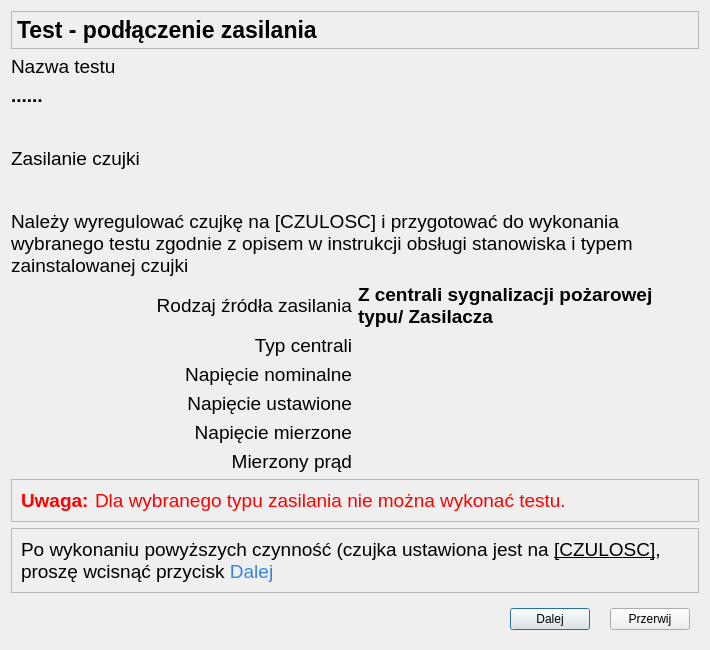
Qt form CzujkiLinioweApp/oknozasilaniaczujki.ui (wiacekmarcin/CzujkiLiniowe) before a commit.
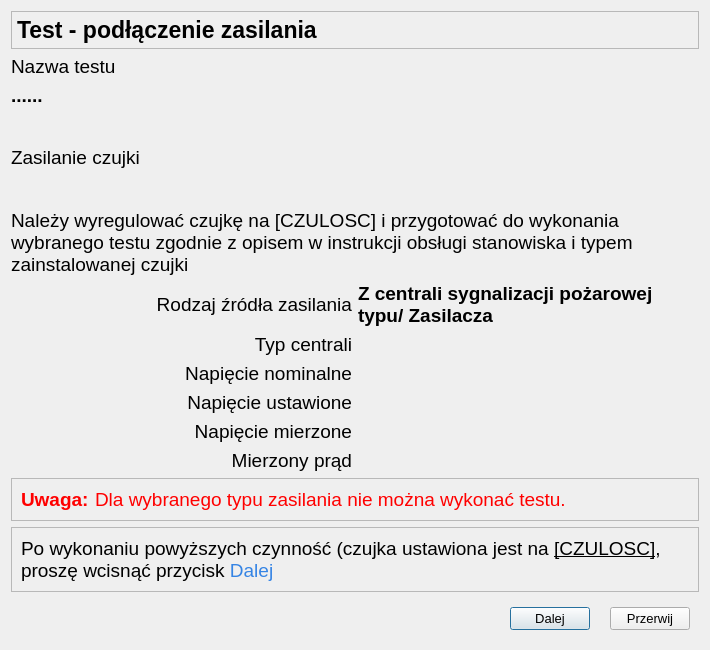
The same form after that commit. Icons and pictures are not drawn.

Patch:
```diff
--- a/CzujkiLinioweApp/oknozasilaniaczujki.ui
+++ b/CzujkiLinioweApp/oknozasilaniaczujki.ui
@@ -22,6 +22,12 @@
     <height>1200</height>
    </size>
   </property>
+  <property name="font">
+   <font>
+    <family>Arial</family>
+    <pointsize>10</pointsize>
+   </font>
+  </property>
   <property name="windowTitle">
    <string>Parametry Testu - zasilanie czujki</string>
   </property>
@@ -30,8 +36,8 @@
     <widget class="QLabel" name="napiecieMierz">
      <property name="font">
       <font>
+       <family>Arial</family>
        <pointsize>14</pointsize>
-       <weight>75</weight>
        <bold>true</bold>
       </font>
      </property>
@@ -44,6 +50,7 @@
     <widget class="QLabel" name="infoZasilanie">
      <property name="font">
       <font>
+       <family>Arial</family>
        <pointsize>14</pointsize>
       </font>
      </property>
@@ -71,6 +78,7 @@
     <widget class="QLabel" name="lNapiecieUst">
      <property name="font">
       <font>
+       <family>Arial</family>
        <pointsize>14</pointsize>
       </font>
      </property>
@@ -86,6 +94,7 @@
     <widget class="QLabel" name="lPradMierz">
      <property name="font">
       <font>
+       <family>Arial</family>
        <pointsize>14</pointsize>
       </font>
      </property>
@@ -157,6 +166,7 @@
      </property>
      <property name="font">
       <font>
+       <family>Arial</family>
        <pointsize>14</pointsize>
       </font>
      </property>
@@ -172,6 +182,7 @@
     <widget class="QLabel" name="lTypCentrali">
      <property name="font">
       <font>
+       <family>Arial</family>
        <pointsize>14</pointsize>
       </font>
      </property>
@@ -197,7 +208,6 @@
         <property name="font">
          <font>
           <pointsize>14</pointsize>
-          <weight>75</weight>
           <bold>true</bold>
          </font>
         </property>
@@ -253,6 +263,7 @@
        <widget class="QLabel" name="info2">
         <property name="font">
          <font>
+          <family>Arial</family>
           <pointsize>14</pointsize>
          </font>
         </property>
@@ -271,6 +282,7 @@
     <widget class="QLabel" name="lNapiecieMierz">
      <property name="font">
       <font>
+       <family>Arial</family>
        <pointsize>14</pointsize>
       </font>
      </property>
@@ -299,8 +311,8 @@
     <widget class="QLabel" name="napiecieUst">
      <property name="font">
       <font>
+       <family>Arial</family>
        <pointsize>14</pointsize>
-       <weight>75</weight>
        <bold>true</bold>
       </font>
      </property>
@@ -313,8 +325,8 @@
     <widget class="QLabel" name="pradMierz">
      <property name="font">
       <font>
+       <family>Arial</family>
        <pointsize>14</pointsize>
-       <weight>75</weight>
        <bold>true</bold>
       </font>
      </property>
@@ -327,8 +339,8 @@
     <widget class="QLabel" name="rodzajZasilania">
      <property name="font">
       <font>
+       <family>Arial</family>
        <pointsize>14</pointsize>
-       <weight>75</weight>
        <bold>true</bold>
       </font>
      </property>
@@ -344,6 +356,7 @@
     <widget class="QLabel" name="lrodzaj">
      <property name="font">
       <font>
+       <family>Arial</family>
        <pointsize>14</pointsize>
       </font>
      </property>
@@ -416,8 +429,8 @@
     <widget class="QLabel" name="typCentrali">
      <property name="font">
       <font>
+       <family>Arial</family>
        <pointsize>14</pointsize>
-       <weight>75</weight>
        <bold>true</bold>
       </font>
      </property>
@@ -444,6 +457,7 @@
     <widget class="QLabel" name="enomVoltege">
      <property name="font">
       <font>
+       <family>Arial</family>
        <pointsize>14</pointsize>
       </font>
      </property>
@@ -459,8 +473,8 @@
     <widget class="QLabel" name="nominalVolt">
      <property name="font">
       <font>
+       <family>Arial</family>
        <pointsize>14</pointsize>
-       <weight>75</weight>
        <bold>true</bold>
       </font>
      </property>
```
Left out of the diff: 5 changed lines with no effect on the pictures.
